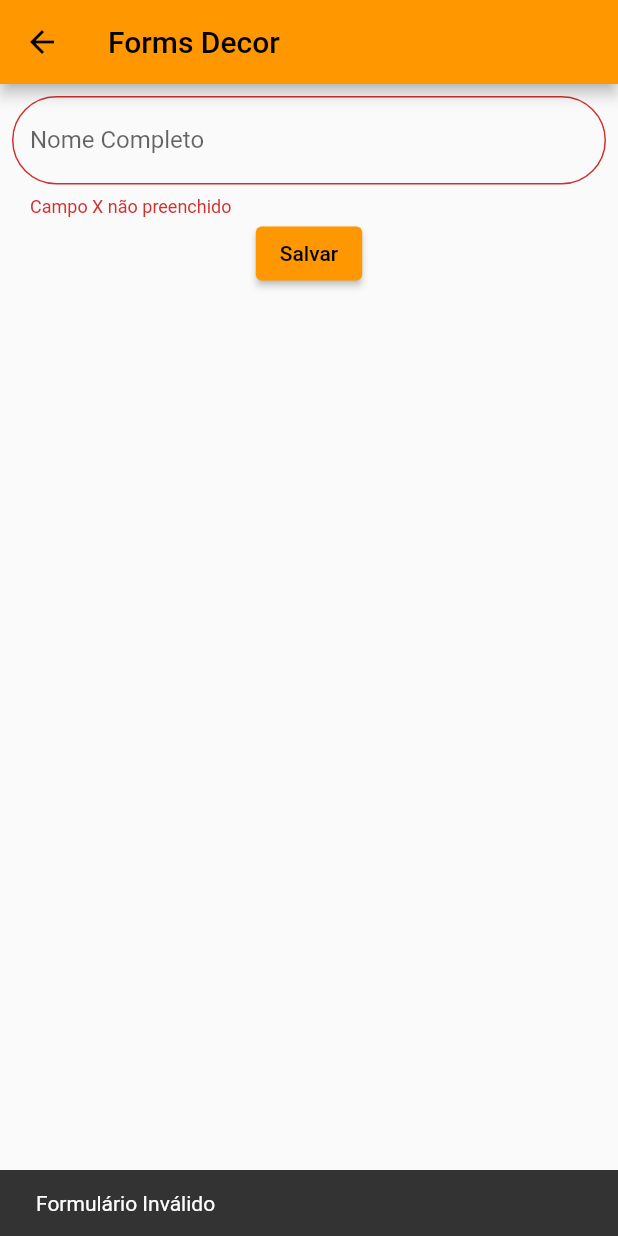
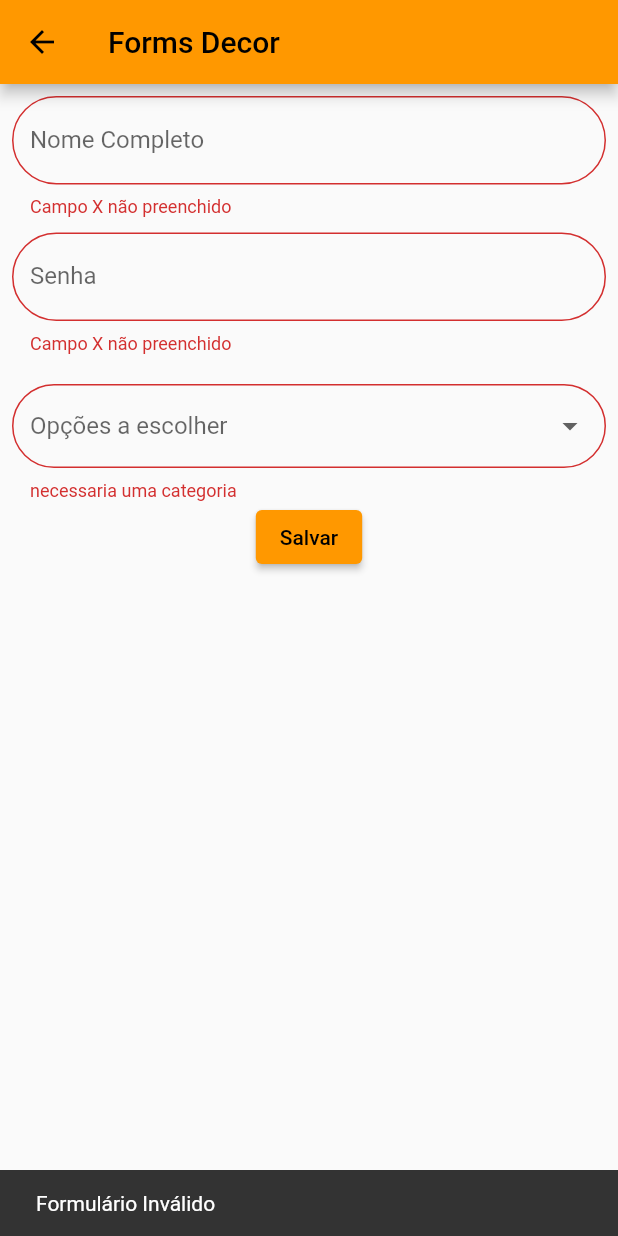
Before and after one commit to lvantuire/Work, a Flutter app: the FormsPageDecor screen opened by its route, after a tap on "Salvar", on a phone screen of 412 x 824 dp. Run offline on Flutter 3.47's test engine with Material 2 defaults, Android fonts, the phone set to English and light mode, and no system bars; our stand-ins replace device_preview, font_awesome_flutter; statements that could not run were skipped.

Commit message:
aula formulários concluida

```diff
--- a/lib/pages/forms/forms_page2.dart
+++ b/lib/pages/forms/forms_page2.dart
@@ -8,6 +8,7 @@ class FormsPageDecor extends StatefulWidget {
 class _FormsPageStateDecor extends State<FormsPageDecor> {
   final formKey = GlobalKey<FormState>();
   final nameEC = TextEditingController();
+  final senhaEC = TextEditingController();
 
   @override
   void dispose() {
@@ -51,6 +52,10 @@ class _FormsPageStateDecor extends State<FormsPageDecor> {
                   maxLines: null, //? COLOCA NULL PARA IR BAIXANDO AS LINHAS
                   decoration: InputDecoration(
                     labelText: 'Nome Completo',
+                    //labelStyle: TextStyle(
+                    //fontSize: 10,
+                    //color: Colors.orange,
+                    //    ),
                     border: OutlineInputBorder(
                       borderRadius: BorderRadius.circular(30),
                     ),
@@ -60,6 +65,78 @@ class _FormsPageStateDecor extends State<FormsPageDecor> {
                       return 'Campo X não preenchido';
                     }
                   },
+                ),
+
+                SizedBox(
+                  height: 10,
+                ),
+
+                //Exemplo de campo para senha
+                TextFormField(
+                  controller: senhaEC,
+                  autovalidateMode: AutovalidateMode.onUserInteraction,
+                  maxLines: 1, //? COLOCA NULL PARA IR BAIXANDO AS LINHAS
+                  decoration: InputDecoration(
+                    labelText: 'Senha',
+                    //labelStyle: TextStyle(
+                    //fontSize: 10,
+                    //color: Colors.orange,
+                    //    ),
+                    border: OutlineInputBorder(
+                      borderRadius: BorderRadius.circular(30),
+                    ),
+                  ),
+                  obscureText: true,
+                  validator: (String? value) {
+                    if (value == null || value.isEmpty) {
+                      return 'Campo X não preenchido';
+                    }
+                  },
+                ),
+
+                SizedBox(
+                  height: 20,
+                ),
+
+                DropdownButtonFormField<String>(
+                  decoration: InputDecoration(
+                    isDense: true,
+                    labelText: 'Opções a escolher',
+                    border: OutlineInputBorder(
+                      borderRadius: BorderRadius.circular(30),
+                    ),
+                  ),
+                  elevation: 10,
+                  //icon: Icon(Icons.drag_indicator_sharp),
+                  // value: 'cat1', // Já deixa como um valor padrão preenchido
+                  validator: (String? value) {
+                    if (value == null || value.isEmpty) {
+                      return 'necessaria uma categoria';
+                    }
+                  },
+                  onChanged: (String? newValue) {},
+                  items: [
+                    DropdownMenuItem(
+                      value: 'cat1',
+                      child: Text('Texto1'),
+                    ),
+                    DropdownMenuItem(
+                      value: 'cat2',
+                      child: Text('Texto2'),
+                    ),
+                    DropdownMenuItem(
+                      value: 'cat3',
+                      child: Text('Texto3'),
+                    ),
+                    DropdownMenuItem(
+                      value: 'cat4',
+                      child: Text('Texto4'),
+                    ),
+                    DropdownMenuItem(
+                      value: 'cat5',
+                      child: Text('Texto5'),
+                    ),
+                  ],
                 ),
 
                 ElevatedButton(
```
